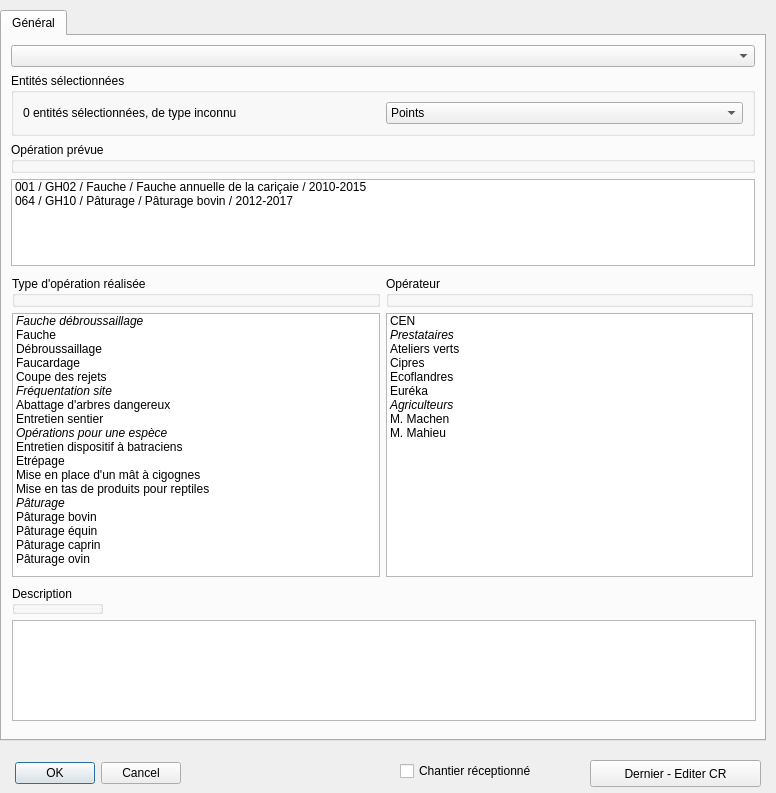
Qt form ui_operation.ui (VincentD/bdtravaux) before a commit.
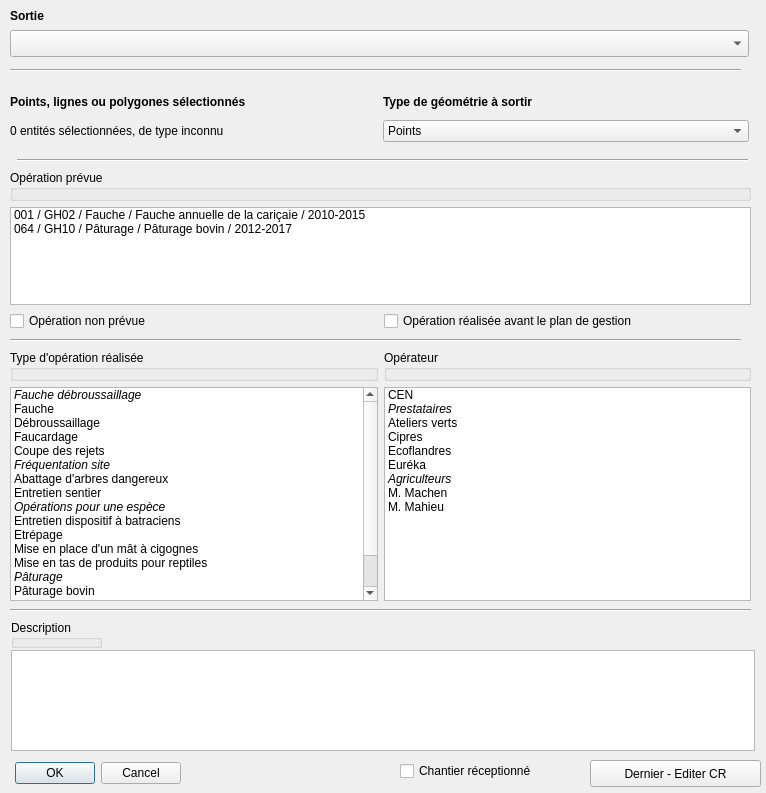
The same form after that commit.

Commit message: Issue #16 réglée : un message d'erreur survient si trop peu de points sont sélectionnés pour la transformation demandée. Début de réglage de l'issue #21 : cases à cocher ajoutées dans le module "operation" pour gérer les opés non prévues et antérieures au plan de gestion.

```diff
--- a/ui_operation.ui
+++ b/ui_operation.ui
@@ -6,49 +6,63 @@
    <rect>
     <x>0</x>
     <y>0</y>
-    <width>776</width>
+    <width>766</width>
     <height>793</height>
    </rect>
   </property>
   <property name="windowTitle">
    <string>Dialog</string>
   </property>
-  <widget class="QTabWidget" name="tabWidget">
-   <property name="enabled">
-    <bool>true</bool>
-   </property>
+  <widget class="QDialogButtonBox" name="buttonBox">
    <property name="geometry">
     <rect>
      <x>0</x>
-     <y>10</y>
-     <width>766</width>
-     <height>731</height>
+     <y>760</y>
+     <width>181</width>
+     <height>27</height>
     </rect>
    </property>
-   <property name="tabPosition">
-    <enum>QTabWidget::North</enum>
+   <property name="orientation">
+    <enum>Qt::Horizontal</enum>
    </property>
-   <property name="tabShape">
-    <enum>QTabWidget::Rounded</enum>
+   <property name="standardButtons">
+    <set>QDialogButtonBox::Cancel|QDialogButtonBox::Ok</set>
    </property>
-   <property name="currentIndex">
-    <number>0</number>
+  </widget>
+  <widget class="QPushButton" name="compoButton">
+   <property name="geometry">
+    <rect>
+     <x>590</x>
+     <y>760</y>
+     <width>171</width>
+     <height>27</height>
+    </rect>
    </property>
-   <property name="documentMode">
-    <bool>false</bool>
+   <property name="toolTip">
+    <string>&lt;html&gt;&lt;head/&gt;&lt;body&gt;&lt;p&gt;Ouvre le composeur &amp;quot;Compte-rendu d'opérations&amp;quot;&lt;/p&gt;&lt;/body&gt;&lt;/html&gt;</string>
    </property>
-   <property name="tabsClosable">
-    <bool>false</bool>
+   <property name="text">
+    <string>Dernier - Editer CR</string>
    </property>
-   <widget class="QWidget" name="tab_general">
-    <attribute name="title">
-     <string>Général</string>
-    </attribute>
+  </widget>
+  <widget class="QCheckBox" name="chantfini">
+   <property name="geometry">
+    <rect>
+     <x>400</x>
+     <y>760</y>
+     <width>171</width>
+     <height>22</height>
+    </rect>
+   </property>
+   <property name="text">
+    <string>Chantier réceptionné</string>
+   </property>
+  </widget>
     <widget class="QTextEdit" name="descriptio">
      <property name="geometry">
       <rect>
-       <x>10</x>
-       <y>584</y>
+     <x>11</x>
+     <y>650</y>
        <width>744</width>
        <height>101</height>
       </rect>
@@ -71,11 +85,11 @@
       <number>255</number>
      </property>
     </widget>
-    <widget class="QGroupBox" name="groupBox_4">
+  <widget class="QGroupBox" name="lbl_descr">
      <property name="geometry">
       <rect>
-       <x>10</x>
-       <y>550</y>
+     <x>11</x>
+     <y>620</y>
        <width>91</width>
        <height>28</height>
       </rect>
@@ -84,33 +98,50 @@
       <string>Description</string>
      </property>
     </widget>
-    <widget class="QWidget" name="layoutWidget">
+  <widget class="QWidget" name="layoutWidget_3">
      <property name="geometry">
       <rect>
-       <x>9</x>
-       <y>9</y>
-       <width>744</width>
-       <height>221</height>
-      </rect>
-     </property>
-     <layout class="QVBoxLayout" name="cadre1">
-      <item>
-       <widget class="QComboBox" name="sortie"/>
-      </item>
-      <item>
-       <widget class="QGroupBox" name="grp_geom">
-        <property name="title">
-         <string>Entités sélectionnées</string>
-        </property>
-        <layout class="QHBoxLayout" name="horizontalLayout">
-         <item>
+     <x>10</x>
+     <y>90</y>
+     <width>739</width>
+     <height>52</height>
+    </rect>
+   </property>
+   <layout class="QGridLayout" name="lyt_geom">
+    <item row="0" column="0">
+     <widget class="QLabel" name="lbl_select">
+      <property name="font">
+       <font>
+        <weight>75</weight>
+        <bold>true</bold>
+       </font>
+      </property>
+      <property name="text">
+       <string>Points, lignes ou polygones sélectionnés</string>
+      </property>
+     </widget>
+    </item>
+    <item row="0" column="1">
+     <widget class="QLabel" name="label">
+      <property name="font">
+       <font>
+        <weight>75</weight>
+        <bold>true</bold>
+       </font>
+      </property>
+      <property name="text">
+       <string>Type de géométrie à sortir</string>
+      </property>
+     </widget>
+    </item>
+    <item row="1" column="0">
           <widget class="QLabel" name="lbl_geom">
            <property name="text">
             <string>0 entités sélectionnées, de type inconnu</string>
            </property>
           </widget>
          </item>
-         <item>
+    <item row="1" column="1">
           <widget class="QComboBox" name="trsf_geom">
            <item>
             <property name="text">
@@ -131,9 +162,99 @@
          </item>
         </layout>
        </widget>
-      </item>
+  <widget class="QLabel" name="lbl_sortie">
+   <property name="geometry">
+    <rect>
+     <x>10</x>
+     <y>7</y>
+     <width>739</width>
+     <height>17</height>
+    </rect>
+   </property>
+   <property name="font">
+    <font>
+     <weight>75</weight>
+     <bold>true</bold>
+    </font>
+   </property>
+   <property name="text">
+    <string>Sortie</string>
+   </property>
+  </widget>
+  <widget class="QComboBox" name="sortie">
+   <property name="geometry">
+    <rect>
+     <x>10</x>
+     <y>30</y>
+     <width>739</width>
+     <height>27</height>
+    </rect>
+   </property>
+  </widget>
+  <widget class="Line" name="line">
+   <property name="geometry">
+    <rect>
+     <x>10</x>
+     <y>60</y>
+     <width>731</width>
+     <height>20</height>
+    </rect>
+   </property>
+   <property name="orientation">
+    <enum>Qt::Horizontal</enum>
+   </property>
+  </widget>
+  <widget class="Line" name="line_2">
+   <property name="geometry">
+    <rect>
+     <x>17</x>
+     <y>150</y>
+     <width>731</width>
+     <height>20</height>
+    </rect>
+   </property>
+   <property name="orientation">
+    <enum>Qt::Horizontal</enum>
+   </property>
+  </widget>
+  <widget class="Line" name="line_3">
+   <property name="geometry">
+    <rect>
+     <x>10</x>
+     <y>330</y>
+     <width>731</width>
+     <height>20</height>
+    </rect>
+   </property>
+   <property name="orientation">
+    <enum>Qt::Horizontal</enum>
+   </property>
+  </widget>
+  <widget class="Line" name="line_4">
+   <property name="geometry">
+    <rect>
+     <x>10</x>
+     <y>600</y>
+     <width>741</width>
+     <height>20</height>
+    </rect>
+   </property>
+   <property name="orientation">
+    <enum>Qt::Horizontal</enum>
+   </property>
+  </widget>
+  <widget class="QWidget" name="">
+   <property name="geometry">
+    <rect>
+     <x>10</x>
+     <y>170</y>
+     <width>741</width>
+     <height>161</height>
+    </rect>
+   </property>
+   <layout class="QVBoxLayout" name="verticalLayout">
       <item>
-       <widget class="QGroupBox" name="grp_opeprev">
+     <widget class="QGroupBox" name="lbl_opeprev">
         <property name="title">
          <string>Opération prévue</string>
         </property>
@@ -153,19 +274,51 @@
         </item>
        </widget>
       </item>
+    <item>
+     <layout class="QHBoxLayout" name="lyt_np_avtpdg">
+      <item>
+       <widget class="QCheckBox" name="chx_openp">
+        <property name="text">
+         <string>Opération non prévue</string>
+        </property>
+       </widget>
+      </item>
+      <item>
+       <widget class="QCheckBox" name="chx_avtpg">
+        <property name="text">
+         <string>Opération réalisée avant le plan de gestion</string>
+        </property>
+       </widget>
+      </item>
      </layout>
-    </widget>
-    <widget class="QWidget" name="layoutWidget">
+    </item>
+   </layout>
+  </widget>
+  <widget class="QWidget" name="">
      <property name="geometry">
       <rect>
        <x>10</x>
-       <y>240</y>
+     <y>350</y>
        <width>741</width>
-       <height>301</height>
+     <height>251</height>
       </rect>
      </property>
      <layout class="QGridLayout" name="gridLayout">
-      <item row="2" column="0">
+    <item row="0" column="0">
+     <widget class="QGroupBox" name="lbl_opreal">
+      <property name="title">
+       <string>Type d'opération réalisée</string>
+      </property>
+     </widget>
+    </item>
+    <item row="0" column="1">
+     <widget class="QGroupBox" name="lbl_prestataire">
+      <property name="title">
+       <string>Opérateur</string>
+      </property>
+     </widget>
+    </item>
+    <item row="1" column="0">
        <widget class="QListWidget" name="opreal">
         <item>
          <property name="text">
@@ -327,7 +480,7 @@
         </item>
        </widget>
       </item>
-      <item row="2" column="1">
+    <item row="1" column="1">
        <widget class="QListWidget" name="prestataire">
         <property name="selectionMode">
          <enum>QAbstractItemView::MultiSelection</enum>
@@ -413,68 +566,7 @@
         </item>
        </widget>
       </item>
-      <item row="0" column="0">
-       <widget class="QGroupBox" name="groupBox_3">
-        <property name="title">
-         <string>Type d'opération réalisée</string>
-        </property>
-       </widget>
-      </item>
-      <item row="0" column="1">
-       <widget class="QGroupBox" name="groupBox_5">
-        <property name="title">
-         <string>Opérateur</string>
-        </property>
-       </widget>
-      </item>
-     </layout>
-    </widget>
-   </widget>
-  </widget>
-  <widget class="QDialogButtonBox" name="buttonBox">
-   <property name="geometry">
-    <rect>
-     <x>0</x>
-     <y>760</y>
-     <width>181</width>
-     <height>27</height>
-    </rect>
-   </property>
-   <property name="orientation">
-    <enum>Qt::Horizontal</enum>
-   </property>
-   <property name="standardButtons">
-    <set>QDialogButtonBox::Cancel|QDialogButtonBox::Ok</set>
-   </property>
-  </widget>
-  <widget class="QPushButton" name="compoButton">
-   <property name="geometry">
-    <rect>
-     <x>590</x>
-     <y>760</y>
-     <width>171</width>
-     <height>27</height>
-    </rect>
-   </property>
-   <property name="toolTip">
-    <string>&lt;html&gt;&lt;head/&gt;&lt;body&gt;&lt;p&gt;Ouvre le composeur &amp;quot;Compte-rendu d'opérations&amp;quot;&lt;/p&gt;&lt;/body&gt;&lt;/html&gt;</string>
-   </property>
-   <property name="text">
-    <string>Dernier - Editer CR</string>
-   </property>
-  </widget>
-  <widget class="QCheckBox" name="chantfini">
-   <property name="geometry">
-    <rect>
-     <x>400</x>
-     <y>760</y>
-     <width>171</width>
-     <height>22</height>
-    </rect>
-   </property>
-   <property name="text">
-    <string>Chantier réceptionné</string>
-   </property>
+   </layout>
   </widget>
  </widget>
  <resources/>
```
Lines whose indentation alone changed are shown as unchanged. The commit also changes 2 other files.
